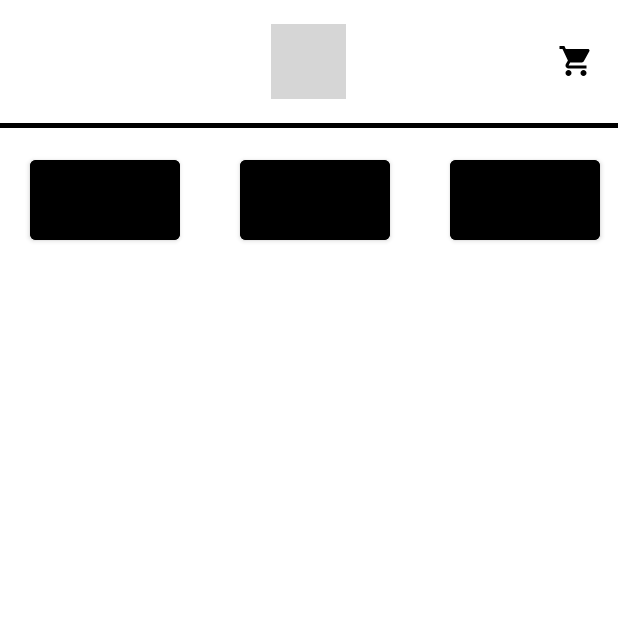
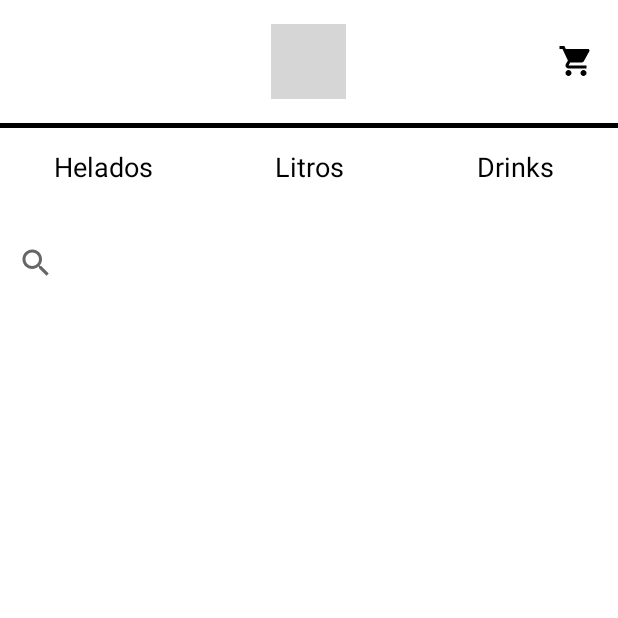
Before and after one commit to DestroyerRexor/OhMyYog, an Android app: the ProductListActivity screen opened directly, with no data from a screen before it, on a phone screen of 412 x 824 dp, the top half of it. Run offline under Robolectric (Android 15) with nearby library versions, the phone set to English and light mode, and no system bars; our stand-ins replace Volley; network calls fail; grey boxes are pictures that could not be loaded.

Commit message:
FEAT / Added filter buttons bar

```diff
--- a/app/src/main/java/com/example/evidenciafinalapp/ProductListActivity.java
+++ b/app/src/main/java/com/example/evidenciafinalapp/ProductListActivity.java
@@ -9,6 +9,7 @@ import android.util.Log;
 import android.view.View;
 import android.widget.AdapterView;
 import android.util.DisplayMetrics;
+import android.widget.Button;
 import android.widget.GridView;
 
 import com.android.volley.Request;
@@ -33,6 +34,7 @@ public class ProductListActivity extends AppCompatActivity {
     private static final String API_URL = "https://test-project-fire-ca86c-default-rtdb.firebaseio.com/products.json";
 
     private ImageView returnArrowImageView;
+    private String selectedFilter = "Helados";
 
     @Override
     protected void onCreate(Bundle savedInstanceState) {
@@ -53,6 +55,10 @@ public class ProductListActivity extends AppCompatActivity {
         new FetchDataTask().execute();
         setUpOnClickListener();
         initSearchProducts();
+
+        onFilterIceCream();
+        onFilterDrinks();
+        onFilterLiters();
     }
 
     private class FetchDataTask extends AsyncTask<Void, Void, Void> {
@@ -129,15 +135,11 @@ public class ProductListActivity extends AppCompatActivity {
             public boolean onQueryTextChange(String s) {
                 ArrayList<Product> filteredProducts = new ArrayList<Product>();
 
-                System.out.println("Lista de productos: "+productList);
-
                 for (Product product: productList) {
                     if(product.getProductName().toLowerCase().contains(s.toLowerCase())) {
                         filteredProducts.add(product);
                     }
                 }
-
-                System.out.println("Productos filtrados: "+filteredProducts);
 
                 ProductCard card = new ProductCard(
                     getApplicationContext(), 0, filteredProducts
@@ -149,4 +151,47 @@ public class ProductListActivity extends AppCompatActivity {
             }
         });
     }
+
+    private void filterList(String status) {
+        selectedFilter = status;
+
+        ArrayList<Product> filteredProducts = new ArrayList<Product>();
+
+        for (Product product: productList) {
+            if(product.getCategory().contains(status)) {
+                filteredProducts.add(product);
+            }
+        }
+
+        ProductCard card = new ProductCard(
+                getApplicationContext(), 0, filteredProducts
+        );
+
+        gridView.setAdapter(card);
+    }
+
+    private void onFilterIceCream() {
+        Button filterIceCream = findViewById(R.id.filterIceCream);
+        setOnClickListener(filterIceCream, "Helados");
+    }
+
+    private void onFilterDrinks() {
+        Button filterDrinks = findViewById(R.id.filterDrinks);
+        setOnClickListener(filterDrinks, "Drinks");
+    }
+
+    private void onFilterLiters() {
+        Button filterLiters = findViewById(R.id.filterLiters);
+        setOnClickListener(filterLiters, "Liters");
+    }
+
+    private void setOnClickListener(Button button, String filter) {
+        button.setOnClickListener(new View.OnClickListener() {
+            @Override
+            public void onClick(View view) {
+                filterList(filter);
+            }
+        });
+    }
+
 }
--- /dev/null
+++ b/app/src/main/res/drawable/border_bottom.xml
@@ -0,0 +1,5 @@
+<shape xmlns:android="http://schemas.android.com/apk/res/android">
+    <stroke
+        android:width="2dp"
+        android:color="@android:color/black" />
+</shape>
--- /dev/null
+++ b/app/src/main/res/drawable/button_background.xml
@@ -0,0 +1,5 @@
+<selector xmlns:android="http://schemas.android.com/apk/res/android">
+    <item android:bottom="@drawable/border_bottom" android:state_pressed="true"/>
+    <item android:bottom="@drawable/border_bottom" android:state_selected="true"/>
+    <item android:bottom="@android:color/transparent"/>
+</selector>
--- a/app/src/main/res/layout/activity_product_list.xml
+++ b/app/src/main/res/layout/activity_product_list.xml
@@ -14,48 +14,53 @@
         android:layout_width="match_parent"
         android:layout_height="match_parent"
         android:layout_below="@id/toolbar">
-
         <LinearLayout
             android:id="@+id/buttonsLayout"
             android:layout_width="match_parent"
             android:layout_height="wrap_content"
+            android:layout_marginTop="2dp"
             android:orientation="horizontal">
             <Button
-                android:layout_width="100dp"
-                android:layout_height="65dp"
-                android:layout_marginStart="20dp"
-                android:layout_marginBottom="15dp"
-                android:layout_marginTop="15dp"
-                android:layout_marginEnd="20dp"
-                android:backgroundTint="@color/black"
-                android:fontFamily="sans-serif-black"
-                android:textAppearance="@style/TextAppearance.AppCompat.Large"/>
+                android:layout_width="0dp"
+                android:layout_height="match_parent"
+                android:layout_weight="1"
+                android:id="@+id/filterIceCream"
+                android:onClick="onFilterIceCream"
+                android:text="Helados"
+                style="@style/FilterButtonStyle"
+                android:background="@android:color/transparent"
+                />
             <Button
-                android:layout_width="100dp"
-                android:layout_height="65dp"
-                android:layout_marginStart="20dp"
-                android:layout_marginBottom="15dp"
-                android:layout_marginTop="15dp"
-                android:layout_marginEnd="20dp"
-                android:backgroundTint="@color/black"
-                android:fontFamily="sans-serif-black"
-                android:textAppearance="@style/TextAppearance.AppCompat.Large"/>
+                android:layout_width="0dp"
+                android:layout_height="match_parent"
+                android:layout_weight="1"
+                android:id="@+id/filterLiters"
+                android:onClick="onFilterLiters"
+                android:text="Litros"
+                style="@style/FilterButtonStyle"
+                android:background="@android:color/transparent"/>
             <Button
-                android:layout_width="100dp"
-                android:layout_height="65dp"
-                android:layout_marginStart="20dp"
-                android:layout_marginBottom="15dp"
-                android:layout_marginTop="15dp"
-                android:layout_marginEnd="20dp"
-                android:backgroundTint="@color/black"
-                android:fontFamily="sans-serif-black"
-                android:textAppearance="@style/TextAppearance.AppCompat.Large"/>
+                android:layout_width="0dp"
+                android:layout_height="match_parent"
+                android:layout_weight="1"
+                android:id="@+id/filterDrinks"
+                android:onClick="onFiltersDrinks"
+                android:text="Drinks"
+                style="@style/FilterButtonStyle"
+                android:background="@android:color/transparent"/>
+        </LinearLayout>
 
-        </LinearLayout>
+        <SearchView
+            android:id="@+id/listSearchView"
+            android:layout_marginTop="16dp"
+            android:layout_below="@+id/buttonsLayout"
+            android:layout_width="match_parent"
+            android:layout_height="wrap_content">
+        </SearchView>
 
         <GridView
             android:id="@+id/grid"
-            android:layout_below="@id/buttonsLayout"
+            android:layout_below="@id/listSearchView"
             android:layout_width="match_parent"
             android:layout_height="match_parent"
             android:numColumns="2"
--- /dev/null
+++ b/app/src/main/res/values/styles.xml
@@ -0,0 +1,9 @@
+<?xml version="1.0" encoding="utf-8"?>
+<resources>
+    <style name="FilterButtonStyle">
+        <item name="android:background">@color/white</item>
+        <item name="android:textColor">@color/black</item>
+        <item name="android:textStyle">normal</item>
+        <item name="android:textAppearance">?android:textAppearanceMedium</item>
+    </style>
+</resources>
```
Also changed, not shown: 1 other file.
